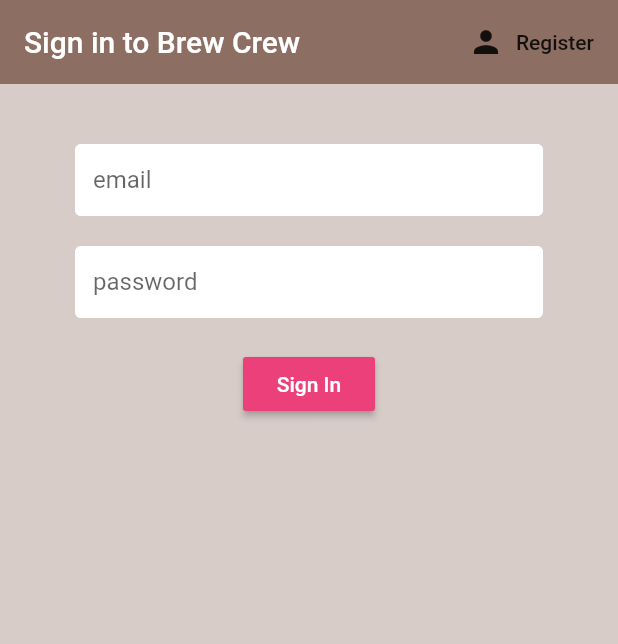
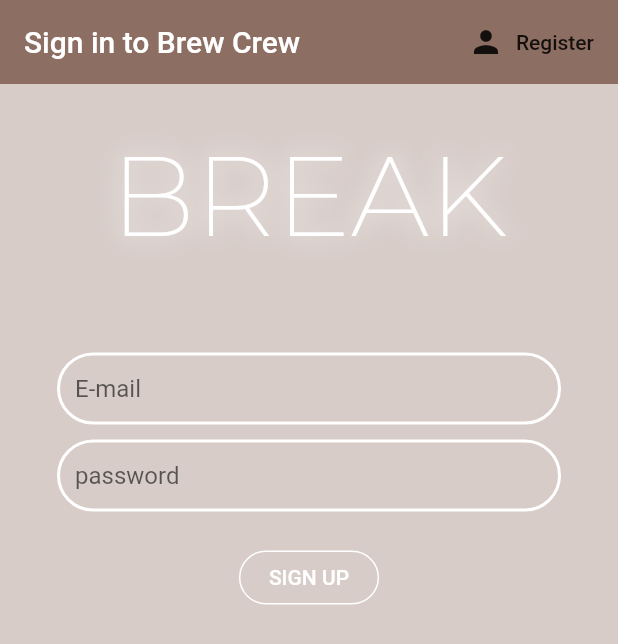
Before and after one commit to monishij/Break, a Flutter app: the screen it shows after launch, on a phone screen of 412 x 824 dp. Shown: the top 644 px of the screen. Run offline on Flutter 3.47's test engine with Material 2 defaults, Android fonts, the phone set to English and light mode, and no system bars; our stand-ins replace firebase_auth; accounts and stored records are empty.

Commit message:
added font

```diff
--- a/break_app/lib/screens/authenticate/sign_in.dart
+++ b/break_app/lib/screens/authenticate/sign_in.dart
@@ -37,22 +37,35 @@ class _SignInState extends State<SignIn> {
           ),
         ],
       ),
-      body: Container(
-        padding: EdgeInsets.symmetric(vertical: 20.0, horizontal: 50.0),
+      body: Center(
         child: Form(
           key: _formKey,
+          child: Padding(
+            padding: const EdgeInsets.all(8.0),
             child: Column(
               children: <Widget>[
                 SizedBox(height: 20.0),
-              TextFormField(
-                decoration: textInputDecoration.copyWith(hintText: 'email'),
+                Text("BREAK",
+                        style: TextStyle(fontFamily: 'Montserrat',color: Colors.white,
+                          fontSize: 75,
+                          shadows: [BoxShadow(color: Colors.white, blurRadius: 20.0)]
+                          )
+                  ),
+                Container(height:60),
+                Padding(
+                  padding: const EdgeInsets.only(left: 30.0, right: 30),
+                  child: TextFormField(
+                    decoration: textInputDecoration.copyWith(hintText: 'E-mail'),
                     validator: (val) => val.isEmpty ? 'Enter an email' : null,
                     onChanged: (val) {
                       setState(() => email = val);
                     },
                   ),
-              SizedBox(height: 20.0),
-              TextFormField(
+                ),
+                SizedBox(height: 10.0),
+                Padding(
+                  padding: const EdgeInsets.only(left: 30.0, right: 30),
+                  child: TextFormField(
                     obscureText: true,
                     decoration: textInputDecoration.copyWith(hintText: 'password'),
                     validator: (val) => val.length < 6 ? 'Enter a password 6+ chars long' : null,
@@ -60,32 +73,48 @@ class _SignInState extends State<SignIn> {
                       setState(() => password = val);
                     },
                   ),
+                ),
                 SizedBox(height: 20.0),
-              RaisedButton(
-                color: Colors.pink[400],
+                FlatButton(
+                    color: Colors.transparent,
+                    padding: const EdgeInsets.only(left: 20, right: 20, top: 10, bottom: 10),
+                    shape: RoundedRectangleBorder(borderRadius: new BorderRadius.circular(20.0),
+                      side: BorderSide(
+                        color:Colors.white,
+                      )
+                    ),
                     child: Text(
-                  'Sign In',
-                  style: TextStyle(color: Colors.white),
-                ),
+                      "SIGN UP",
+                      style: TextStyle(color: Colors.white)),
                     onPressed: () async {
-                  if(_formKey.currentState.validate()){
+                      if (_formKey.currentState.validate()){
+                        // validates the current state of the form, with its
+                        // current vals in the formfields
+                        // the validate fxn uses validate properties specified by us
+                        // in the TextFormField widgets
+                        // when pressed, validate() runs the two validator fxns
+                        // in the textformfields above
+                        // only when it gets null back, we are valid
                         dynamic result = await _auth.signInWithEmailAndPassword(email, password);
-                    if(result == null) {
+                        if (result == null){
                           setState(() {
-                        error = 'Could not sign in with those credentials';
+                            error = 'could not sign in with those credentials';
                           });
+
                         }
+
                       }
                     }
                   ),
-              SizedBox(height: 12.0),
+                  SizedBox(height: 12),
                   Text(
                     error,
-                style: TextStyle(color: Colors.red, fontSize: 14.0),
-              ),
+                    style: TextStyle(color: Colors.red, fontSize: 14)
+                  )
                 ],
               ),
           ),
+          )
         ),
       );
   }
--- a/break_app/lib/shared/constants.dart
+++ b/break_app/lib/shared/constants.dart
@@ -1,13 +1,15 @@
 import 'package:flutter/material.dart';
 
-const textInputDecoration = InputDecoration(
-  fillColor: Colors.white,
+final textInputDecoration = InputDecoration(
+  fillColor: Colors.transparent,
   filled: true,
   contentPadding: EdgeInsets.all(12.0),
   enabledBorder: OutlineInputBorder(
+    borderRadius: BorderRadius.circular(32),
     borderSide: BorderSide(color: Colors.white, width: 2.0),
   ),
   focusedBorder: OutlineInputBorder(
-    borderSide: BorderSide(color: Colors.pink, width: 2.0),
+    borderRadius: BorderRadius.circular(20),
+    borderSide: BorderSide(color: Colors.transparent, width: 2.0),
   ),
 );
```
Also changed, not shown: break_app/pubspec.yaml (+5 -6 lines), break_app/lib/fonts/Montserrat-ExtraLight.ttf (added). Lines whose indentation alone changed are shown as unchanged.
